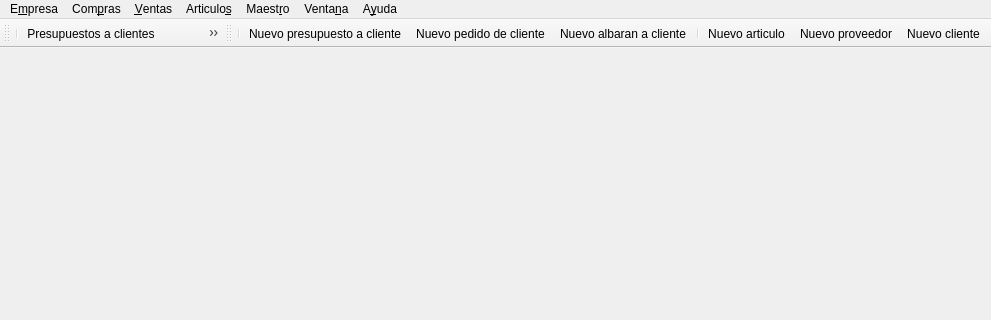
eboladev/Bulmages-1, file bulmages/bulmafact/src/bulmafactbase.ui: the form before one commit; both pictures show x 0 to 991 and y 0 to 320 of the 991 by 569 pixel window.
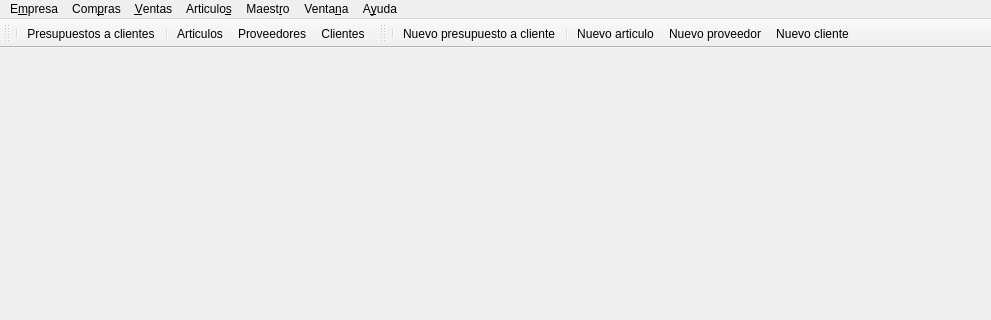
The form after the commit. Icons and pictures are not drawn.

Commit message: Saco los Pedidos de clientes al pluginpedido.

Diff of the .ui file:
```diff
--- a/bulmages/bulmafact/src/bulmafactbase.ui
+++ b/bulmages/bulmafact/src/bulmafactbase.ui
@@ -145,8 +145,8 @@
    <property name="geometry" >
     <rect>
      <x>0</x>
-     <y>24</y>
-     <width>260</width>
+     <y>32</y>
+     <width>182</width>
      <height>42</height>
     </rect>
    </property>
@@ -188,8 +188,6 @@
    </attribute>
    <addaction name="separator" />
    <addaction name="actionListado_Presupuestos" />
-   <addaction name="actionListado_Pedidos_Cliente" />
-   <addaction name="actionListado_Albaranes_Cliente" />
    <addaction name="separator" />
    <addaction name="actionListado_de_Articulos" />
    <addaction name="actionListado_Proveedores" />
@@ -198,9 +196,9 @@
   <widget class="QToolBar" name="Fichas" >
    <property name="geometry" >
     <rect>
-     <x>260</x>
-     <y>24</y>
-     <width>731</width>
+     <x>182</x>
+     <y>32</y>
+     <width>809</width>
      <height>42</height>
     </rect>
    </property>
@@ -257,8 +255,6 @@
    </attribute>
    <addaction name="separator" />
    <addaction name="actionNuevo_Presupuesto" />
-   <addaction name="actionNuevo_Pedido_Cliente" />
-   <addaction name="actionNuevo_Albaran_Cliente" />
    <addaction name="separator" />
    <addaction name="actionNuevo_Articulo" />
    <addaction name="actionNuevo_Proveedor" />
@@ -310,42 +306,6 @@
     <string>&amp;Presupuestos a clientes</string>
    </property>
   </action>
-  <action name="actionNuevo_Pedido_Cliente" >
-   <property name="icon" >
-    <iconset resource="../../bulmages.qrc" >
-     <normaloff>:/Images/client-delivery-order.svg</normaloff>:/Images/client-delivery-order.svg</iconset>
-   </property>
-   <property name="text" >
-    <string>Nuevo pe&amp;dido de cliente...</string>
-   </property>
-  </action>
-  <action name="actionListado_Pedidos_Cliente" >
-   <property name="icon" >
-    <iconset resource="../../bulmages.qrc" >
-     <normaloff>:/Images/client-delivery-order-list.svg</normaloff>:/Images/client-delivery-order-list.svg</iconset>
-   </property>
-   <property name="text" >
-    <string>Pe&amp;didos de clientes</string>
-   </property>
-  </action>
-  <action name="actionNuevo_Albaran_Cliente" >
-   <property name="icon" >
-    <iconset resource="../../bulmages.qrc" >
-     <normaloff>:/Images/client-delivery-note.svg</normaloff>:/Images/client-delivery-note.svg</iconset>
-   </property>
-   <property name="text" >
-    <string>Nuevo &amp;albaran a cliente...</string>
-   </property>
-  </action>
-  <action name="actionListado_Albaranes_Cliente" >
-   <property name="icon" >
-    <iconset resource="../../bulmages.qrc" >
-     <normaloff>:/Images/client-delivery-note-list.svg</normaloff>:/Images/client-delivery-note-list.svg</iconset>
-   </property>
-   <property name="text" >
-    <string>&amp;Albaranes a clientes</string>
-   </property>
-  </action>
   <action name="actionGestion_Familias" >
    <property name="icon" >
     <iconset resource="../../bulmages.qrc" >
```
Left out of the diff: 18 changed lines with no effect on the pictures. The commit also changes 38 other files.
